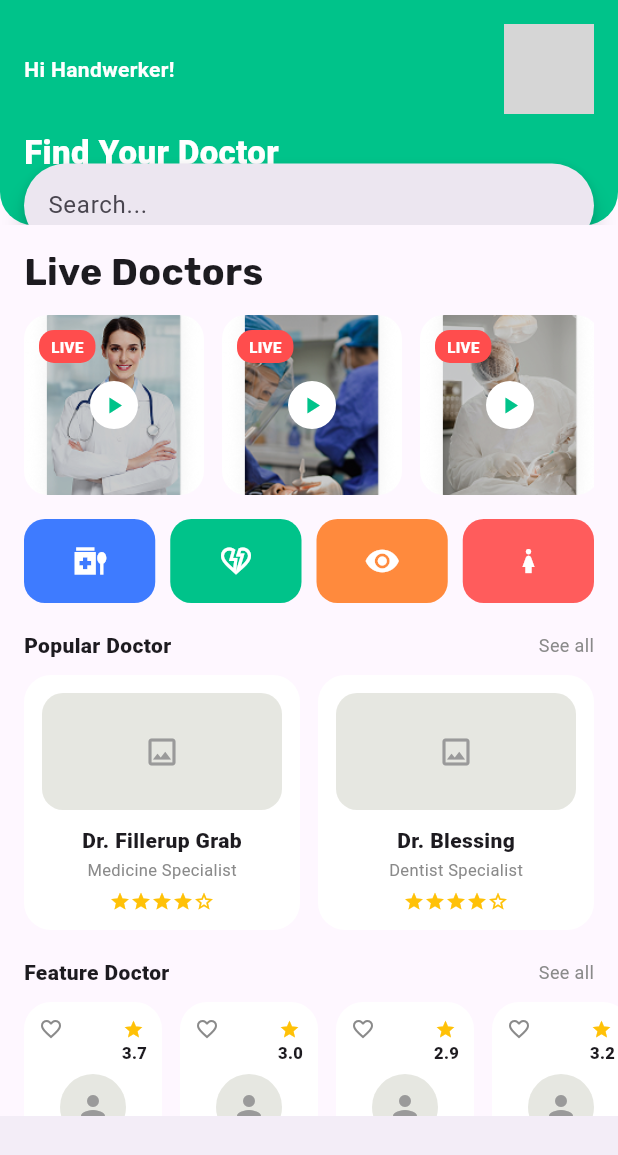
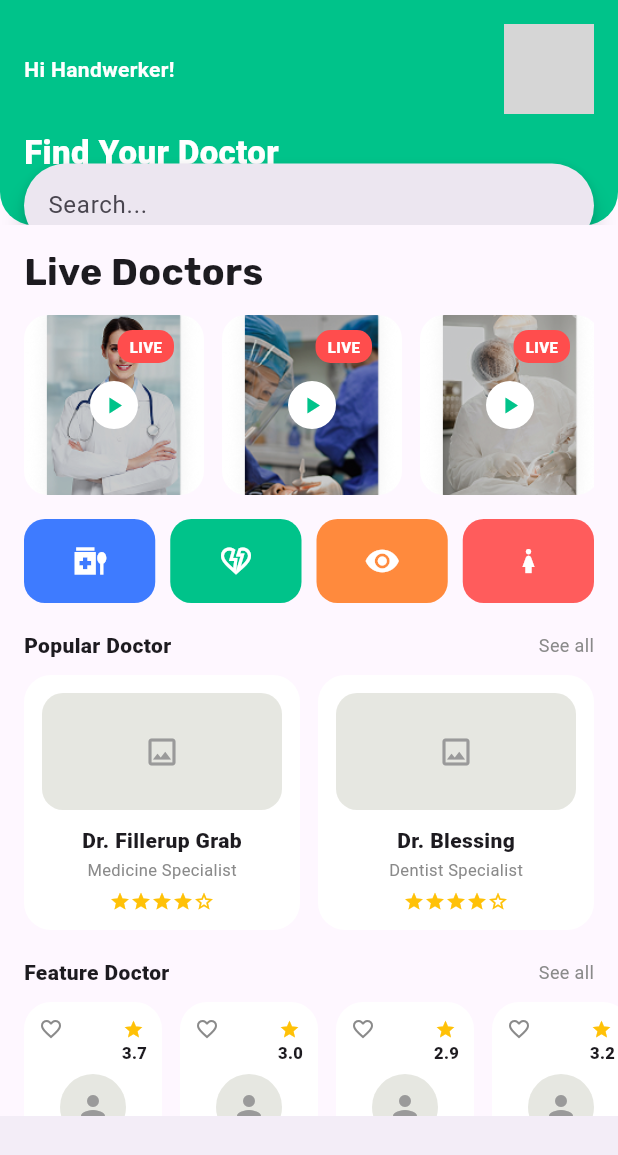
Before and after one commit to SalahHassan202/flutter_doctor_hunt_app, a Flutter app: the HomeScreen screen opened directly, on a phone screen of 412 x 824 dp. Shown: the top 1155 px of the screen. Run offline on Flutter 3.47's test engine with Material 3 defaults, Android fonts, the phone set to English and light mode, and no system bars; our stand-ins replace google_fonts; grey boxes are pictures that could not be loaded.

Commit message:
update live doctor card file

```diff
--- a/lib/home_Screen/widgets/live_doctor_card.dart
+++ b/lib/home_Screen/widgets/live_doctor_card.dart
@@ -24,7 +24,7 @@ class LiveDoctorCard extends StatelessWidget {
             borderRadius: BorderRadius.circular(16),
             child: SizedBox(
               width: 120,
-              height: 120,
+              height: 170,
               child: imageAsset == null
                   ? Container(
                       color: const Color(0xFFE6E7E1),
@@ -51,7 +51,7 @@ class LiveDoctorCard extends StatelessWidget {
           // live badge
           if (live)
             Positioned(
-              left: 10,
+              right: 20,
               top: 10,
               child: Container(
                 padding: const EdgeInsets.symmetric(horizontal: 8, vertical: 4),
```
